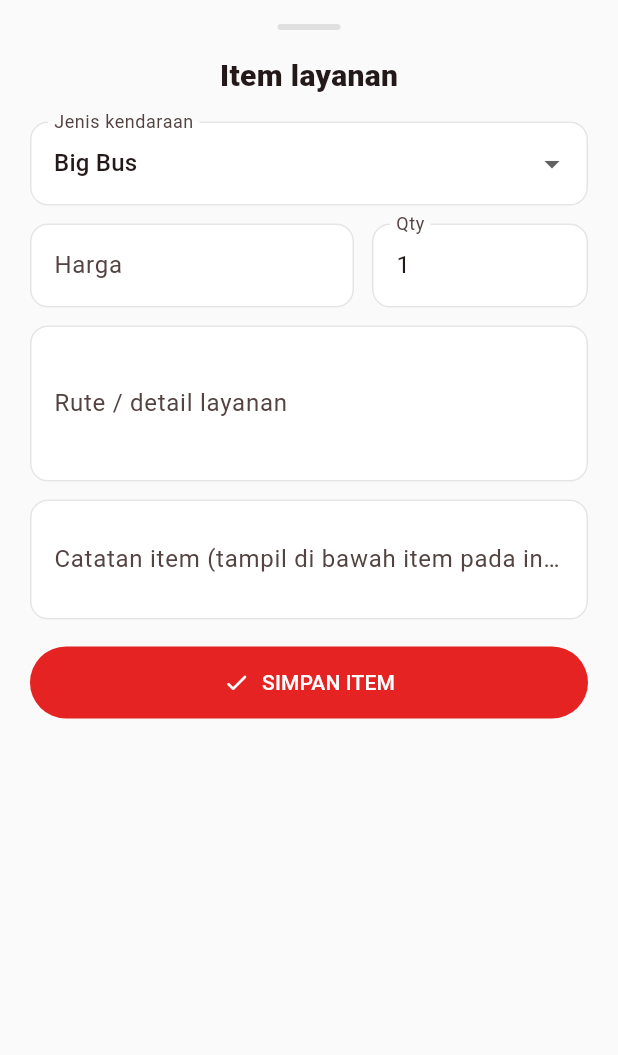
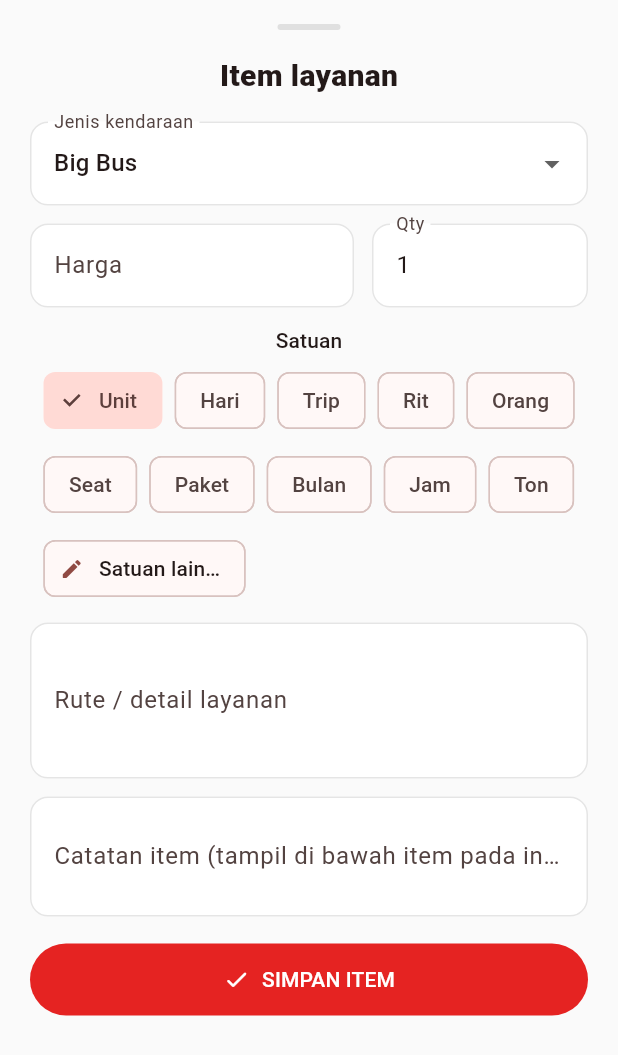
Before and after one commit to kaizeenn/happy-group-invoice, a Flutter app: the ItemEditorSheet widget shown alone on an empty page, opened directly, on a phone screen of 412 x 824 dp. Shown: the top 1055 px of the screen. Run offline on Flutter 3.47's test engine with Material 3 defaults, Android fonts, the phone set to English and light mode, and no system bars; our stand-ins replace pdf, printing, shared_preferences; accounts and stored records are empty.

Commit message:
Add custom unit per invoice item (form, DB, preview, PDF) plus Flutter parity

```diff
--- a/lib/main.dart
+++ b/lib/main.dart
@@ -44,6 +44,18 @@ const _vehicleTypes = <String>[
   'Truck CDE',
   'Truck CDE BOX',
 ];
+const _unitPresets = <String>[
+  'Unit',
+  'Hari',
+  'Trip',
+  'Rit',
+  'Orang',
+  'Seat',
+  'Paket',
+  'Bulan',
+  'Jam',
+  'Ton',
+];
 final _rupiah = NumberFormat.currency(
   locale: 'id_ID',
   symbol: 'Rp',
@@ -131,12 +143,17 @@ class InvoiceItem {
     required this.quantity,
     this.detail = '',
     this.note = '',
+    this.unit = 'Unit',
   });
   String description;
   double price;
   double quantity;
   String detail;
   String note;
+
+  /// Satuan bebas per item (mis. Unit, Hari, Trip). Default "Unit".
+  String unit;
+  String get unitLabel => unit.trim().isEmpty ? 'Unit' : unit.trim();
   double get total => price * quantity;
   Map<String, dynamic> toJson() => {
     'description': description,
@@ -144,6 +161,7 @@ class InvoiceItem {
     'quantity': quantity,
     'detail': detail,
     'note': note,
+    'unit': unit,
   };
   factory InvoiceItem.fromJson(Map<String, dynamic> json) => InvoiceItem(
     description: json['description'] as String? ?? '',
@@ -151,6 +169,9 @@ class InvoiceItem {
     quantity: (json['quantity'] as num?)?.toDouble() ?? 1,
     detail: json['detail'] as String? ?? '',
     note: json['note'] as String? ?? '',
+    unit: (json['unit'] as String?)?.trim().isNotEmpty == true
+        ? json['unit'] as String
+        : 'Unit',
   );
 }
 
@@ -1558,7 +1579,7 @@ class _InvoiceEditorState extends State<InvoiceEditor> {
             style: const TextStyle(fontWeight: FontWeight.w800),
           ),
           subtitle: Text(
-            '${entry.value.quantity.toStringAsFixed(entry.value.quantity % 1 == 0 ? 0 : 2)} unit × ${_rupiah.format(entry.value.price)}${entry.value.detail.isEmpty ? '' : '\n${entry.value.detail}'}${entry.value.note.isEmpty ? '' : '\nCatatan: ${entry.value.note}'}',
+            '${entry.value.quantity.toStringAsFixed(entry.value.quantity % 1 == 0 ? 0 : 2)} ${entry.value.unitLabel} × ${_rupiah.format(entry.value.price)}${entry.value.detail.isEmpty ? '' : '\n${entry.value.detail}'}${entry.value.note.isEmpty ? '' : '\nCatatan: ${entry.value.note}'}',
           ),
           isThreeLine:
               entry.value.detail.isNotEmpty || entry.value.note.isNotEmpty,
@@ -1668,6 +1689,7 @@ class _ItemEditorSheetState extends State<ItemEditorSheet> {
   final _form = GlobalKey<FormState>();
   late String _type;
   late final TextEditingController _price, _quantity, _detail, _note;
+  late String _unit;
   @override
   void initState() {
     super.initState();
@@ -1686,6 +1708,7 @@ class _ItemEditorSheetState extends State<ItemEditorSheet> {
     );
     _detail = TextEditingController(text: widget.item.detail);
     _note = TextEditingController(text: widget.item.note);
+    _unit = widget.item.unitLabel;
   }
 
   @override
@@ -1695,6 +1718,37 @@ class _ItemEditorSheetState extends State<ItemEditorSheet> {
     _detail.dispose();
     _note.dispose();
     super.dispose();
+  }
+
+  Future<String?> _askCustomUnit() {
+    final controller = TextEditingController(text: _unit);
+    return showDialog<String>(
+      context: context,
+      builder: (dialogContext) => AlertDialog(
+        title: const Text('Satuan custom'),
+        content: TextField(
+          controller: controller,
+          autofocus: true,
+          textCapitalization: TextCapitalization.words,
+          decoration: const InputDecoration(
+            labelText: 'Nama satuan',
+            hintText: 'Contoh: Hari, Trip, Rit, Orang',
+          ),
+          onSubmitted: (value) =>
+              Navigator.pop(dialogContext, value.trim()),
+        ),
+        actions: [
+          TextButton(
+            onPressed: () => Navigator.pop(dialogContext),
+            child: const Text('BATAL'),
+          ),
+          FilledButton(
+            onPressed: () => Navigator.pop(dialogContext, controller.text.trim()),
+            child: const Text('PAKAI'),
+          ),
+        ],
+      ),
+    );
   }
 
   @override
@@ -1773,6 +1827,40 @@ class _ItemEditorSheetState extends State<ItemEditorSheet> {
                 ],
               ),
               const SizedBox(height: 12),
+              Text('Satuan',
+                  style: Theme.of(context).textTheme.labelLarge),
+              const SizedBox(height: 6),
+              Wrap(
+                spacing: 8,
+                runSpacing: 8,
+                children: [
+                  ..._unitPresets.map(
+                    (preset) => ChoiceChip(
+                      label: Text(preset),
+                      selected: _unit == preset,
+                      onSelected: (_) => setState(() => _unit = preset),
+                    ),
+                  ),
+                  ActionChip(
+                    avatar: const Icon(Icons.edit_rounded, size: 16),
+                    label: const Text('Satuan lain…'),
+                    onPressed: () async {
+                      final custom = await _askCustomUnit();
+                      if (custom != null && custom.isNotEmpty) {
+                        setState(() => _unit = custom);
+                      }
+                    },
+                  ),
+                ],
+              ),
+              if (!_unitPresets.contains(_unit))
+                Padding(
+                  padding: const EdgeInsets.only(top: 8),
+                  child: Text('Satuan dipakai: $_unit',
+                      style: const TextStyle(
+                          fontWeight: FontWeight.w700, color: _brandRed)),
+                ),
+              const SizedBox(height: 12),
               TextFormField(
                 controller: _detail,
                 minLines: 3,
@@ -1811,6 +1899,7 @@ class _ItemEditorSheetState extends State<ItemEditorSheet> {
                         ),
                         detail: _detail.text.trim(),
                         note: _note.text.trim(),
+                        unit: _unit.trim().isEmpty ? 'Unit' : _unit.trim(),
                       ),
                     );
                   },
@@ -2189,7 +2278,7 @@ class _InvoiceDetailState extends State<InvoiceDetail> {
                         ),
                       ),
                       Text(
-                        '${_rupiah.format(e.total)}\n${e.quantity} × ${_rupiah.format(e.price)}',
+                        '${_rupiah.format(e.total)}\n${e.quantity} ${e.unitLabel} × ${_rupiah.format(e.price)}',
                         textAlign: TextAlign.right,
                         style: const TextStyle(fontSize: 12),
                       ),
@@ -2542,9 +2631,7 @@ class InvoicePdf {
                     ),
                     _pdfCell(_rupiah.format(item.price)),
                     _pdfCell(
-                      item.quantity.toStringAsFixed(
-                        item.quantity % 1 == 0 ? 0 : 2,
-                      ),
+                      '${item.quantity.toStringAsFixed(item.quantity % 1 == 0 ? 0 : 2)} ${item.unitLabel}',
                     ),
                     _pdfCell(_rupiah.format(item.total)),
                   ],
```
Also changed, not shown: 5 other files.
